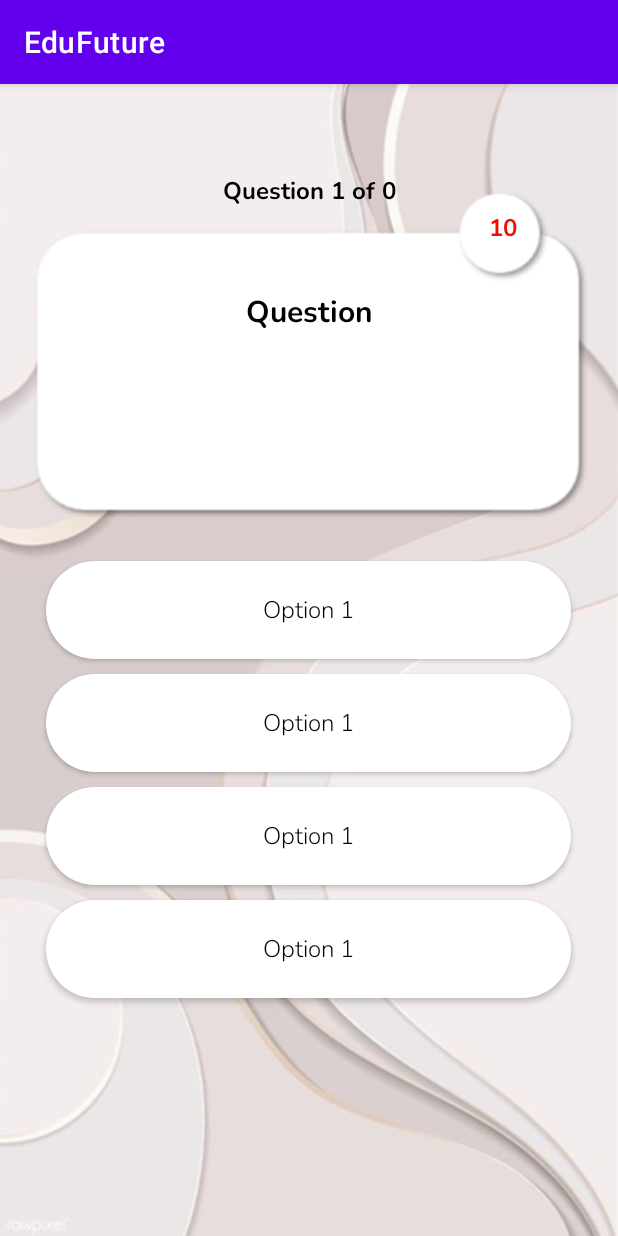
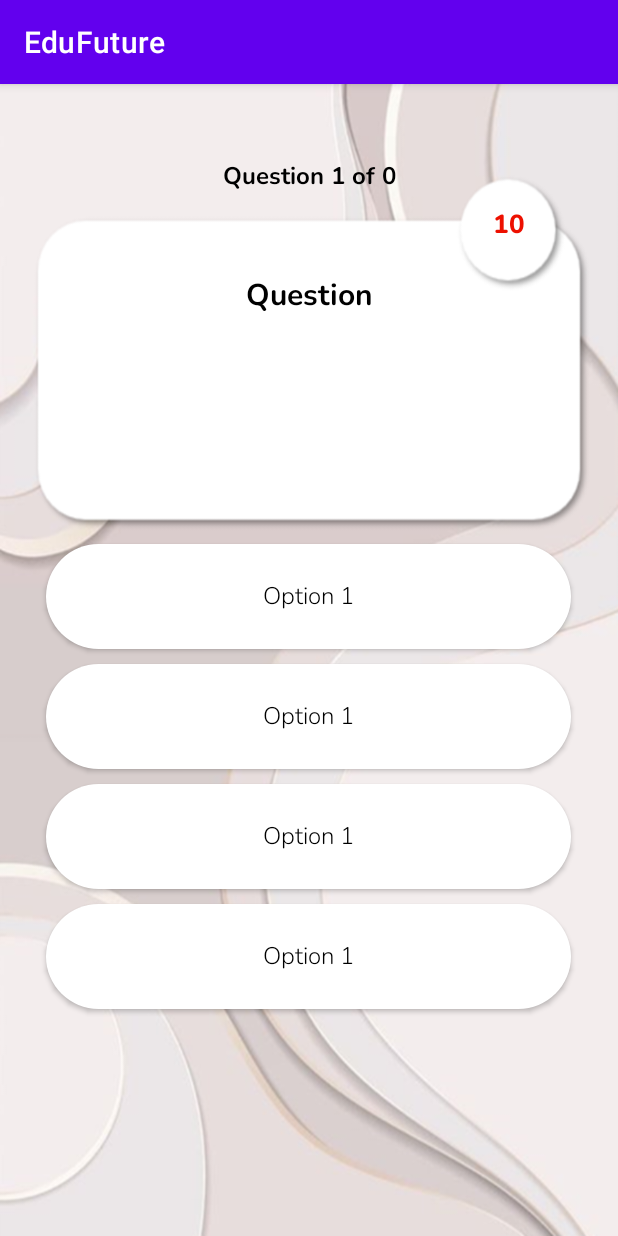
Before and after one commit to alyamzln/edufuture-app, an Android app: the QuizQuestions screen opened directly, with no data from a screen before it, on a phone screen of 412 x 824 dp. Run offline under Robolectric (Android 15) with nearby library versions, the phone set to English and light mode, and no system bars; our stand-ins replace Firebase (no records; nobody signed in at launch, a user with empty details on screens opened directly); 5 statements that could not run were skipped.

Commit message:
Adjust UI

```diff
--- a/app/src/main/res/drawable/roundedcornerbutton.xml
+++ b/app/src/main/res/drawable/roundedcornerbutton.xml
@@ -3,8 +3,7 @@
     <item>
         <shape xmlns:android="http://schemas.android.com/apk/res/android" android:shape="rectangle">
             <solid android:color="@color/white" />
-            <corners android:radius="30dp" />
-            <stroke android:width="2px" android:color="#CFBDF1"/>
+            <corners android:radius="30dp" />/>
         </shape>
     </item>
 </selector>
--- a/app/src/main/res/layout/activity_login.xml
+++ b/app/src/main/res/layout/activity_login.xml
@@ -6,7 +6,7 @@
     android:layout_height="match_parent"
     android:gravity="center"
     android:orientation="vertical"
-    android:background="@drawable/app_background3"
+    android:background="@drawable/navi_bg"
     android:paddingHorizontal="30dp"
     tools:context=".LoginActivity">
 
@@ -70,10 +70,10 @@
         android:layout_height="55dp"
         android:text="LOG IN"
         android:fontFamily="@font/nunito_bold"
-        android:textColor="@color/black"
+        android:textColor="@color/white"
         android:layout_marginTop="30dp"
         android:background="@drawable/roundedcornerbutton"
-        android:backgroundTint="#2196F3"
+        android:backgroundTint="@color/black"
         android:textSize="16dp"
         />
     <LinearLayout
--- a/app/src/main/res/layout/activity_main.xml
+++ b/app/src/main/res/layout/activity_main.xml
@@ -11,7 +11,7 @@
         android:layout_width="match_parent"
         android:layout_height="match_parent"
         android:scaleType="centerCrop"
-        android:src="@drawable/app_background3"
+        android:src="@drawable/navi_bg"
         app:layout_constraintTop_toTopOf="parent"
         tools:layout_editor_absoluteX="0dp" />
 
--- a/app/src/main/res/layout/activity_quiz_questions.xml
+++ b/app/src/main/res/layout/activity_quiz_questions.xml
@@ -5,15 +5,15 @@
     android:layout_width="match_parent"
     android:layout_height="match_parent"
     android:orientation="vertical"
-    android:background="@drawable/ques_bg"
+    android:background="@drawable/ques_bg2"
     tools:context=".QuizQuestions">
 
     <TextView
         android:id="@+id/QuestionNumber"
         android:layout_width="wrap_content"
         android:layout_height="wrap_content"
-        android:layout_marginTop="60dp"
-        android:layout_marginBottom="2dp"
+        android:layout_marginTop="50dp"
+        android:layout_marginBottom="8dp"
         android:layout_gravity="center"
         android:text="Question 1 of 5"
         android:fontFamily="@font/nunito_bold"
@@ -27,19 +27,18 @@
         android:layout_width="wrap_content"
         android:layout_height="wrap_content"
         android:layout_gravity="right"
-        android:layout_marginRight="67dp"
+        android:layout_marginRight="62dp"
         android:layout_marginBottom="20dp"
-        android:fontFamily="@font/nunito_bold"
+        android:fontFamily="@font/nunito_extrabold"
         android:text="10"
         android:textColor="#ED1000"
-        android:textSize="16sp"
+        android:textSize="17sp"
         android:textStyle="bold" />
 
     <TextView
         android:id="@+id/question"
         android:layout_width="match_parent"
         android:layout_height="wrap_content"
-        android:layout_marginTop="10dp"
         android:layout_marginBottom="2dp"
         android:layout_marginLeft="40dp"
         android:layout_marginRight="40dp"
@@ -54,7 +53,7 @@
     <androidx.appcompat.widget.AppCompatButton
         android:id="@+id/option1"
         android:layout_width="350dp"
-        android:layout_height="wrap_content"
+        android:layout_height="70dp"
         android:layout_gravity="center"
         android:layout_marginBottom="10dp"
         android:layout_marginTop="150dp"
@@ -73,7 +72,7 @@
     <androidx.appcompat.widget.AppCompatButton
         android:id="@+id/option2"
         android:layout_width="350dp"
-        android:layout_height="wrap_content"
+        android:layout_height="70dp"
         android:layout_gravity="center"
         android:layout_marginBottom="10dp"
         android:height="65dp"
@@ -91,7 +90,7 @@
     <androidx.appcompat.widget.AppCompatButton
         android:id="@+id/option3"
         android:layout_width="350dp"
-        android:layout_height="wrap_content"
+        android:layout_height="70dp"
         android:layout_gravity="center"
         android:layout_marginBottom="10dp"
         android:height="65dp"
@@ -109,7 +108,7 @@
     <androidx.appcompat.widget.AppCompatButton
         android:id="@+id/option4"
         android:layout_width="350dp"
-        android:layout_height="wrap_content"
+        android:layout_height="70dp"
         android:layout_gravity="center"
         android:layout_marginBottom="15dp"
         android:height="65dp"
@@ -118,6 +117,7 @@
         android:fontFamily="@font/nunito_light"
         android:gravity="center"
         android:text="Option 1"
+        android:textAlignment="center"
         android:textAllCaps="false"
         android:textColor="@color/black"
         android:textSize="16dp">
--- a/app/src/main/res/layout/activity_sign_up.xml
+++ b/app/src/main/res/layout/activity_sign_up.xml
@@ -12,7 +12,7 @@
         android:layout_height="match_parent"
         android:orientation="vertical"
         android:gravity="center"
-        android:background="@drawable/app_background3"
+        android:background="@drawable/navi_bg"
         android:paddingHorizontal="30dp"
         tools:context=".SignUpActivity">
 
@@ -204,8 +204,8 @@
             android:layout_height="55dp"
             android:text="Sign Up"
             android:fontFamily="@font/nunito_bold"
-            android:backgroundTint="#2196F3"
-            android:textColor="@color/black"
+            android:backgroundTint="@color/black"
+            android:textColor="@color/white"
             android:layout_marginTop="20dp"
             android:background="@drawable/roundedcornerbutton"
             android:textSize="16dp"
--- a/app/src/main/res/layout/item_layout.xml
+++ b/app/src/main/res/layout/item_layout.xml
@@ -1,6 +1,6 @@
 <?xml version="1.0" encoding="utf-8"?>
 <LinearLayout xmlns:android="http://schemas.android.com/apk/res/android"
-    android:layout_width="340dp"
+    android:layout_width="330dp"
     android:layout_height="70dp"
     android:layout_weight="1"
     android:gravity="center"
```
Also changed, not shown: app/src/main/res/layout/activity_page_navigation.xml (+16 -16 lines), app/src/main/res/layout/activity_quiz_chapters.xml (+4 -4 lines), app/src/main/res/layout/activity_quiz_level.xml (+4 -4 lines), app/src/main/res/layout/activity_quiz_subjects.xml (+4 -4 lines), app/src/main/res/drawable/ques_bg2.png (added).
